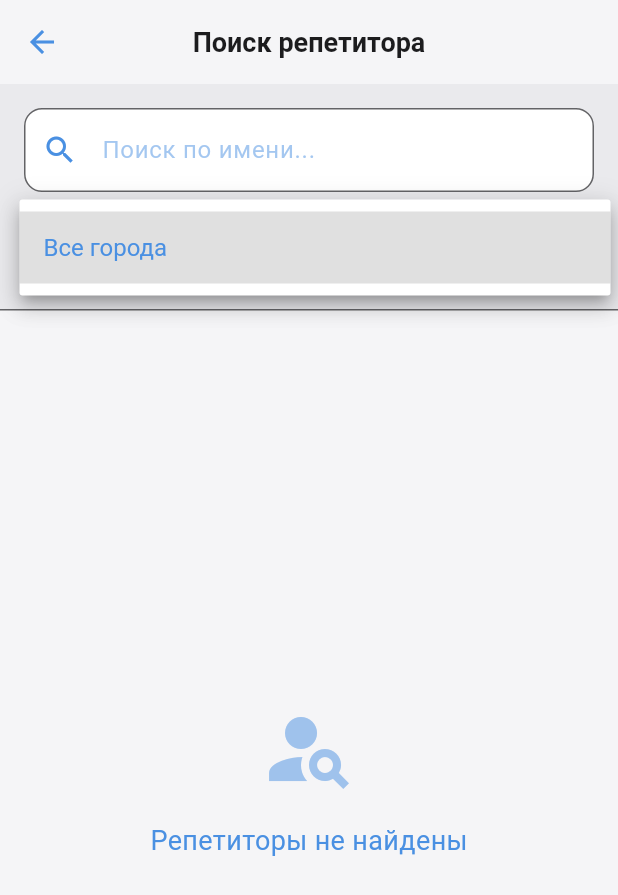
After one commit to sliven1/my-flutter-app, a Flutter app: the FindTutorPage screen opened directly, after a tap on "Все города", on a phone screen of 412 x 824 dp. The commit adds this screen. Shown: the top 895 px of the screen. Run offline on Flutter 3.47's test engine with Material 3 defaults, Android fonts, the light colour scheme and no system bars; our stand-ins replace audioplayers, cloud_firestore, firebase_auth, firebase_core, geocoding, geolocator and 4 more; missing offline and left inert: audio_session, cloudinary_public, flutter_sound; accounts and stored records are empty; network calls fail; statements that could not run were skipped.

Commit message:
Изменил цветовою палитру и страница search

```diff
--- /dev/null
+++ b/lib/pages/find_tutor_page.dart
@@ -0,0 +1,316 @@
+import 'package:flutter/material.dart';
+import 'package:p7/components/user_tile.dart';
+import 'package:p7/service/auth.dart';
+import 'package:p7/service/databases.dart';
+import 'package:p7/models/user.dart';
+import 'chat_page.dart';
+
+class FindTutorPage extends StatefulWidget {
+  const FindTutorPage({super.key});
+
+  @override
+  State<FindTutorPage> createState() => _FindTutorPageState();
+}
+
+class _FindTutorPageState extends State<FindTutorPage> {
+  final Databases _db = Databases();
+  final Auth _auth = Auth();
+  final TextEditingController _searchController = TextEditingController();
+
+  String _searchQuery = '';
+  String? _selectedCity;
+  List<String> _cities = [];
+
+  @override
+  void initState() {
+    super.initState();
+    _loadCities();
+  }
+
+  @override
+  void dispose() {
+    _searchController.dispose();
+    super.dispose();
+  }
+
+  Future<void> _loadCities() async {
+    // Загружаем уникальные города из базы
+    final cities = await _db.getAllCities();
+    setState(() {
+      _cities = cities;
+    });
+  }
+
+  @override
+  Widget build(BuildContext context) {
+    return Scaffold(
+      backgroundColor: Theme.of(context).colorScheme.surface,
+      appBar: AppBar(
+        centerTitle: true,
+        title: const Text("Поиск репетитора"),
+        foregroundColor: Theme.of(context).colorScheme.primary,
+        backgroundColor: Theme.of(context).colorScheme.surface,
+      ),
+      body: Column(
+        children: [
+          // Поиск и фильтры
+          _buildSearchSection(),
+          const SizedBox(height: 10),
+          // Список репетиторов
+          Expanded(child: _buildTutorList()),
+        ],
+      ),
+    );
+  }
+
+  Widget _buildSearchSection() {
+    return Container(
+      padding: const EdgeInsets.all(16),
+      decoration: BoxDecoration(
+        color: Theme.of(context).colorScheme.secondary.withOpacity(0.1),
+        border: Border(
+          bottom: BorderSide(
+            color: Theme.of(context).colorScheme.tertiary,
+            width: 1,
+          ),
+        ),
+      ),
+      child: Column(
+        children: [
+          // Поле поиска
+          TextField(
+            controller: _searchController,
+            onChanged: (value) {
+              setState(() {
+                _searchQuery = value.toLowerCase();
+              });
+            },
+            decoration: InputDecoration(
+              hintText: 'Поиск по имени...',
+              hintStyle: TextStyle(
+                color: Theme.of(context).colorScheme.primary.withOpacity(0.5),
+              ),
+              prefixIcon: Icon(
+                Icons.search,
+                color: Theme.of(context).colorScheme.primary,
+              ),
+              suffixIcon: _searchQuery.isNotEmpty
+                  ? IconButton(
+                icon: const Icon(Icons.clear),
+                onPressed: () {
+                  _searchController.clear();
+                  setState(() {
+                    _searchQuery = '';
+                  });
+                },
+              )
+                  : null,
+              filled: true,
+              fillColor: Theme.of(context).colorScheme.onSecondary,
+              border: OutlineInputBorder(
+                borderRadius: BorderRadius.circular(12),
+                borderSide: BorderSide.none,
+              ),
+              enabledBorder: OutlineInputBorder(
+                borderRadius: BorderRadius.circular(12),
+                borderSide: BorderSide(
+                  color: Theme.of(context).colorScheme.tertiary,
+                ),
+              ),
+              focusedBorder: OutlineInputBorder(
+                borderRadius: BorderRadius.circular(12),
+                borderSide: BorderSide(
+                  color: Theme.of(context).colorScheme.onSurface,
+                  width: 2,
+                ),
+              ),
+            ),
+          ),
+
+          const SizedBox(height: 12),
+
+          // Фильтр по городу
+          Container(
+            padding: const EdgeInsets.symmetric(horizontal: 12),
+            decoration: BoxDecoration(
+              color: Theme.of(context).colorScheme.onSecondary,
+              borderRadius: BorderRadius.circular(12),
+              border: Border.all(
+                color: Theme.of(context).colorScheme.tertiary,
+              ),
+            ),
+            child: DropdownButtonHideUnderline(
+              child: DropdownButton<String>(
+                isExpanded: true,
+                hint: Text(
+                  'Выберите город',
+                  style: TextStyle(
+                    color: Theme.of(context).colorScheme.primary,
+                  ),
+                ),
+                value: _selectedCity,
+                icon: Icon(
+                  Icons.arrow_drop_down,
+                  color: Theme.of(context).colorScheme.primary,
+                ),
+                style: TextStyle(
+                  color: Theme.of(context).colorScheme.onSurface,
+                  fontSize: 16,
+                ),
+                dropdownColor: Theme.of(context).colorScheme.onSecondary,
+                items: [
+                  DropdownMenuItem<String>(
+                    value: null,
+                    child: Text(
+                      'Все города',
+                      style: TextStyle(
+                        color: Theme.of(context).colorScheme.primary,
+                      ),
+                    ),
+                  ),
+                  ..._cities.map((String city) {
+                    return DropdownMenuItem<String>(
+                      value: city,
+                      child: Text(city),
+                    );
+                  }).toList(),
+                ],
+                onChanged: (String? newValue) {
+                  setState(() {
+                    _selectedCity = newValue;
+                  });
+                },
+              ),
+            ),
+          ),
+        ],
+      ),
+    );
+  }
+
+  Widget _buildTutorList() {
+    return StreamBuilder<List<UserProfile>>(
+      stream: _db.getTutorsStream(),
+      builder: (context, snapshot) {
+        if (snapshot.hasError) {
+          return Center(
+            child: Text(
+              'Ошибка загрузки',
+              style: TextStyle(color: Theme.of(context).colorScheme.primary),
+            ),
+          );
+        }
+
+        if (snapshot.connectionState == ConnectionState.waiting) {
+          return Center(
+            child: CircularProgressIndicator(
+              color: Theme.of(context).colorScheme.primary,
+            ),
+          );
+        }
+
+        if (!snapshot.hasData || snapshot.data!.isEmpty) {
+          return Center(
+            child: Column(
+              mainAxisAlignment: MainAxisAlignment.center,
+              children: [
+                Icon(
+                  Icons.person_search,
+                  size: 64,
+                  color: Theme.of(context).colorScheme.primary.withOpacity(0.5),
+                ),
+                const SizedBox(height: 16),
+                Text(
+                  'Репетиторы не найдены',
+                  style: TextStyle(
+                    color: Theme.of(context).colorScheme.primary,
+                    fontSize: 18,
+                  ),
+                ),
+              ],
+            ),
+          );
+        }
+
+        // Фильтрация
+        List<UserProfile> tutors = snapshot.data!
+            .where((tutor) {
+          // Исключаем текущего пользователя
+          if (tutor.uid == _auth.getCurrentUid()) return false;
+
+          // Фильтр по городу
+          if (_selectedCity != null && tutor.city != _selectedCity) {
+            return false;
+          }
+
+          // Фильтр по имени
+          if (_searchQuery.isNotEmpty) {
+            return tutor.name.toLowerCase().contains(_searchQuery) ||
+                tutor.username.toLowerCase().contains(_searchQuery);
+          }
+
+          return true;
+        })
+            .toList();
+
+        if (tutors.isEmpty) {
+          return Center(
+            child: Column(
+              mainAxisAlignment: MainAxisAlignment.center,
+              children: [
+                Icon(
+                  Icons.search_off,
+                  size: 64,
+                  color: Theme.of(context).colorScheme.primary.withOpacity(0.5),
+                ),
+                const SizedBox(height: 16),
+                Text(
+                  'Ничего не найдено',
+                  style: TextStyle(
+                    color: Theme.of(context).colorScheme.primary,
+                    fontSize: 18,
+                  ),
+                ),
+                const SizedBox(height: 8),
+                Text(
+                  'Попробуйте изменить фильтры',
+                  style: TextStyle(
+                    color: Theme.of(context).colorScheme.primary.withOpacity(0.7),
+                    fontSize: 14,
+                  ),
+                ),
+              ],
+            ),
+          );
+        }
+
+        return ListView.builder(
+          itemCount: tutors.length,
+          padding: const EdgeInsets.symmetric(vertical: 8),
+          itemBuilder: (context, index) {
+            return _buildTutorTile(tutors[index]);
+          },
+        );
+      },
+    );
+  }
+
+  Widget _buildTutorTile(UserProfile tutor) {
+    return UserTile(
+      text: tutor.name,
+      avatarUrl: tutor.avatarUrl,
+      subtitle: '${tutor.city} • ${tutor.role}',
+      onTap: () {
+        Navigator.push(
+          context,
+          MaterialPageRoute(
+            builder: (context) => ChatPage(
+              receiverUsername: tutor.username,
+              receiverID: tutor.uid,
+            ),
+          ),
+        );
+      },
+    );
+  }
+}
--- a/lib/service/databases.dart
+++ b/lib/service/databases.dart
@@ -59,6 +59,34 @@ class Databases{
     }
   }
 
+  Stream<List<UserProfile>> getTutorsStream() {
+    return _db
+        .collection("Users")
+        .where('role', isEqualTo: 'Преподаватель')
+        .snapshots()
+        .map((snapshot) {
+      return snapshot.docs.map((doc) {
+        return UserProfile.fromDocument(doc);
+      }).toList();
+    });
+  }
+
+  Future<List<String>> getAllCities() async {
+    try {
+      final snapshot = await _db.collection("Users").get();
+      final cities = snapshot.docs
+          .map((doc) => (doc.data()['city'] as String?) ?? '')
+          .where((city) => city.isNotEmpty)
+          .toSet()
+          .toList();
+      cities.sort();
+      return cities;
+    } catch (e) {
+      print('Error loading cities: $e');
+      return [];
+    }
+  }
+
   // Новый метод для обновления профиля
   Future<void> updateUserProfile({
     String? name,
--- a/lib/themes/dart_mode.dart
+++ b/lib/themes/dart_mode.dart
@@ -4,23 +4,23 @@ final ThemeData darkMode = ThemeData(
   colorScheme: const ColorScheme(
     brightness: Brightness.dark,
 
-    surface:    Color(0xFF1C1C1E),   // карточки / модалки
+    surface: Color(0xFF1C1C1E),
 
-    primary:    Color(0xFF8E8E93),   // тот же нейтральный серый
-    onPrimary:  Colors.black,
+    primary: Color(0xFF5BA4F5),      // светлее синий для dark mode
+    onPrimary: Colors.black,
 
-    secondary:  Color(0xFF8E8E93),
-    onSecondary:Colors.black,
-    tertiary:   Color(0xFF8E8E93),
-    onTertiary: Color(0xFF4A90E2),
+    secondary: Color(0xFF8E8E93),
+    onSecondary: Colors.black,
+    tertiary: Color(0xFF636366),
+    onTertiary: Colors.white,
 
-    error:      Color(0xFFCF6679),
-    onError:    Colors.black,
+    error: Color(0xFFFF453A),
+    onError: Colors.black,
 
-    onSurface:    Colors.white,
+    onSurface: Colors.white,
 
-    primaryContainer:   Color(0xFF636366),
-    secondaryContainer: Color(0xFF48484A),
+    primaryContainer: Color(0xFF1E3A5F),
+    secondaryContainer: Color(0xFF2C2C2E),
   ),
 
   scaffoldBackgroundColor: const Color(0xFF000000),
--- a/lib/themes/light_mode.dart
+++ b/lib/themes/light_mode.dart
@@ -1,43 +1,41 @@
 import 'package:flutter/material.dart';
 
-/// LIGHT — графит-минимал
+/// LIGHT — графит-минимал с акцентом
 final ThemeData lightMode = ThemeData(
   brightness: Brightness.light,
   colorScheme: const ColorScheme(
     brightness: Brightness.light,
 
     // Базовые слои
-    surface:    Color(0xFFF0F0F0),   // карточки / списки
+    surface: Color(0xFFF5F5F7),      // светлее, мягче для глаз
 
+    // Акцент — тонкий синий (как у вас в tertiary)
+    primary: Color(0xFF4A90E2),      // приятный синий
+    onPrimary: Colors.white,
 
-    // «Акцент» = холодный средне-серый
-    primary:    Color(0xFF8E8E93),   // System Gray
-    onPrimary:  Colors.white,        // иконки/текст на серой кнопке
+    // Вторичные — серые
+    secondary: Color(0xFF8E8E93),
+    onSecondary: Colors.white,
+    tertiary: Color(0xFF636366),     // темнее серый
+    onTertiary: Colors.white,
 
-    // Вторичного и третичного цветов нет ― сохраняем монохром
-    secondary:  Color(0xFF8E8E93),
-    onSecondary:Colors.white,
-    tertiary:   Color(0xFF8E8E93),
-    onTertiary: Color(0xFF4A90E2),
+    // Ошибки
+    error: Color(0xFFFF3B30),        // более заметный красный
+    onError: Colors.white,
 
-    // Ошибки (оставим чуть теплее, но всё ещё скромно-серые)
-    error:      Color(0xFFB00020),
-    onError:    Colors.white,
+    // Текст
+    onSurface: Color(0xFF1C1C1E),
 
-    // Контрастный текст
-
-    onSurface:    Color(0xFF1C1C1E),
-
-    // Контейнеры (Material 3)
-    primaryContainer:   Color(0xFFD1D1D6),
+    // Контейнеры
+    primaryContainer: Color(0xFFE3F2FD),   // светло-синий
     secondaryContainer: Color(0xFFE5E5EA),
   ),
 
-  scaffoldBackgroundColor: const Color(0xFFF9F9F9),
+  scaffoldBackgroundColor: const Color(0xFFFFFFFF),  // чистый белый
 
   appBarTheme: const AppBarTheme(
     elevation: 0,
-    backgroundColor: Color(0xFFF0F0F0),
+    backgroundColor: Color(0xFFF5F5F7),
     foregroundColor: Color(0xFF1C1C1E),
     titleTextStyle: TextStyle(
       fontSize: 18,
```
Also changed, not shown: lib/components/my_drawer.dart (+4 -16 lines), lib/components/user_tile.dart (+36 -11 lines), assets/icon/Icon.png, 3 other files.
